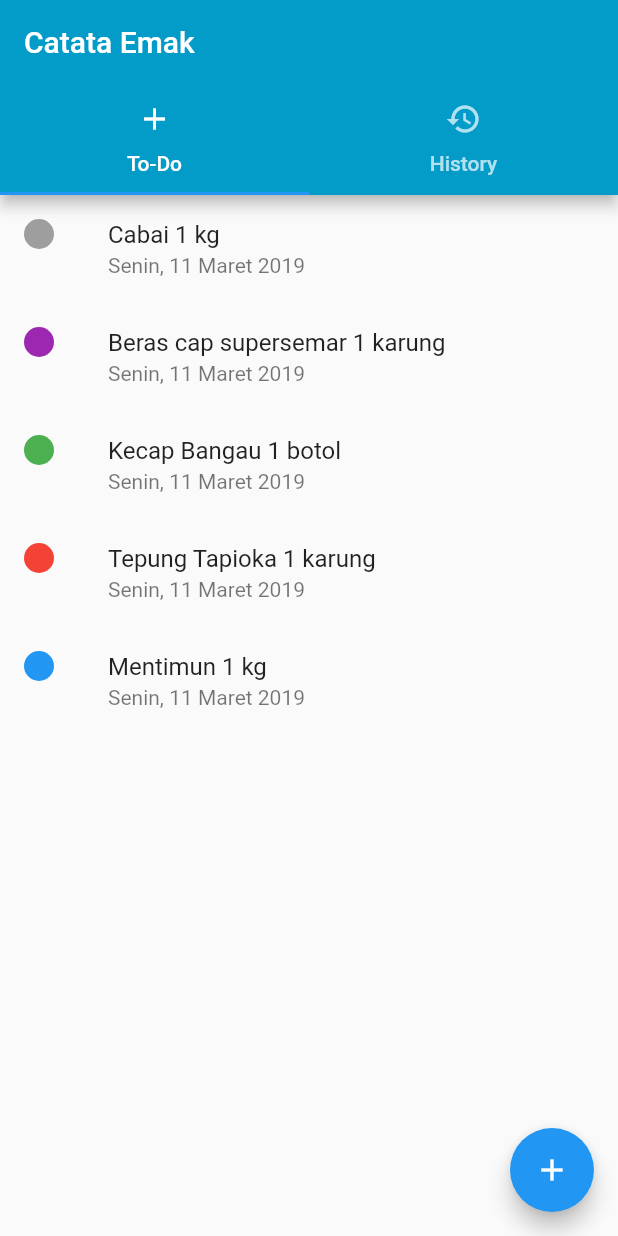
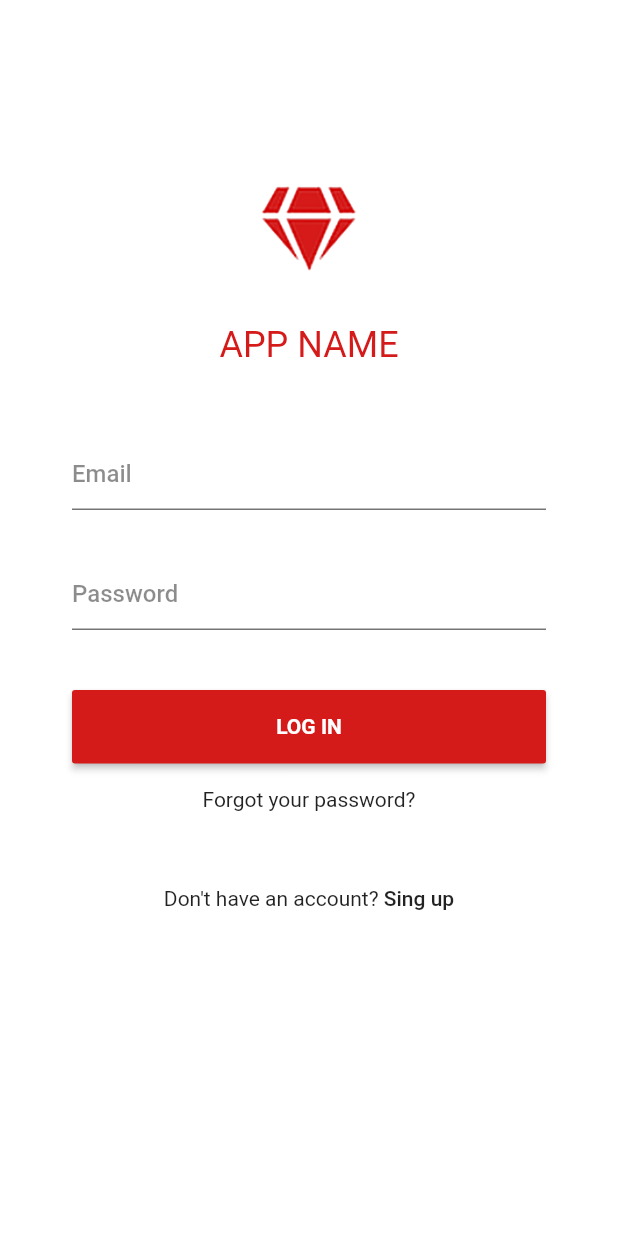
Before and after one commit to luffynas/catatan-siemak, a Flutter app: the screen it shows after launch, on a phone screen of 412 x 824 dp. Run offline on Flutter 3.47's test engine with Material 2 defaults, Android fonts, the phone set to English and light mode, and no system bars; our stand-ins replace shared_preferences, sqflite; accounts and stored records are empty.

Commit message:
add layout auth login

```diff
--- /dev/null
+++ b/lib/auth/login_screen.dart
@@ -0,0 +1,169 @@
+import 'package:flutter/material.dart';
+
+class LoginScreen extends StatefulWidget {
+  final Widget child;
+  LoginScreen({Key key, this.child}) : super(key: key);
+  _LoginScreenState createState() => _LoginScreenState();
+}
+
+class _LoginScreenState extends State<LoginScreen> {
+  TextEditingController emailController = TextEditingController();
+  TextEditingController passController = TextEditingController();
+
+  GlobalKey orWidget = GlobalKey();
+  final marginContent = 48.0;
+  final marginContentOr = 96.0;
+
+  @override
+  void initState() {
+    super.initState();
+  }
+
+  @override
+  Widget build(BuildContext context) {
+    return LayoutBuilder(
+      builder: (context, viewPort) {
+        return SingleChildScrollView(
+          child: ConstrainedBox(
+              constraints: BoxConstraints(minHeight: viewPort.maxHeight),
+              child: Container(
+                  decoration: BoxDecoration(color: Colors.white),
+                  child: SingleChildScrollView(
+                    child: loginContent(),
+                  ))),
+        );
+      },
+    );
+  }
+
+  void login() {
+    print("Press Button Login");
+  }
+
+  Widget loginContent() {
+    return Container(
+      margin: EdgeInsets.all(32),
+      padding: EdgeInsets.all(16),
+      child: Column(
+        crossAxisAlignment: CrossAxisAlignment.stretch,
+        children: <Widget>[
+          Container(
+            margin: EdgeInsets.only(top: 72, bottom: 32),
+            alignment: Alignment.center,
+            child: SizedBox(
+              child: Image.asset('assets/images/logo.png'),
+              height: 64,
+              width: 112,
+            ),
+          ),
+          Container(
+            margin: EdgeInsets.only(bottom: 32),
+            alignment: Alignment.center,
+            child: Text("APP NAME", style: TextStyle(color: Color(0xffd51a1a), fontSize: 24),),
+          ),
+          Padding(
+            padding: EdgeInsets.only(top: 16, bottom: 16),
+            child: TextFormField(
+              controller: emailController,
+              textInputAction: TextInputAction.next,
+              style: TextStyle(
+                  fontSize: 16,
+                  fontWeight: FontWeight.w500,
+                  color: Colors.black54),
+              cursorColor: Colors.white,
+              decoration: const InputDecoration(
+                  hintText: 'Email',
+                  hintStyle: TextStyle(color: Colors.black45),
+                  enabledBorder: UnderlineInputBorder(
+                      borderSide: BorderSide(
+                    color: Colors.black54,
+                    style: BorderStyle.solid,
+                  )),
+                  focusedBorder: UnderlineInputBorder(
+                      borderSide: BorderSide(
+                    color: Colors.black54,
+                    style: BorderStyle.solid,
+                  ))),
+              onSaved: (String value) {
+                print("Simpan Inputan Text : $value");
+              },
+              onFieldSubmitted: (value) {},
+            ),
+          ),
+          Padding(
+            padding: EdgeInsets.only(top: 16, bottom: 16),
+            child: TextFormField(
+              controller: passController,
+              textInputAction: TextInputAction.next,
+              style: TextStyle(
+                  fontSize: 16,
+                  fontWeight: FontWeight.w500,
+                  color: Colors.white),
+              cursorColor: Colors.white,
+              decoration: const InputDecoration(
+                  hintText: 'Password',
+                  hintStyle: TextStyle(color: Colors.black45),
+                  enabledBorder: UnderlineInputBorder(
+                      borderSide: BorderSide(
+                    color: Colors.black54,
+                    style: BorderStyle.solid,
+                  )),
+                  focusedBorder: UnderlineInputBorder(
+                      borderSide: BorderSide(
+                    color: Colors.black54,
+                    style: BorderStyle.solid,
+                  ))),
+              onSaved: (String value) {
+                print("Simpan Inputan Text : $value");
+              },
+              onFieldSubmitted: (value) {},
+            ),
+          ),
+          Container(
+            margin: EdgeInsets.only(top: 16),
+              padding: EdgeInsets.only(top: 8, bottom: 8),
+              child: SizedBox(
+                height: 49,
+                child: RaisedButton(
+                  child:
+                      Text('Log in'.toUpperCase(), style: TextStyle(color: Colors.white, fontWeight: FontWeight.bold)),
+                  color: Color(0xffd51a1a),
+                  onPressed: () {
+                    login();
+                  },
+                ),
+              )),
+          SizedBox(
+            height: 8.0,
+          ),
+          Align(
+            alignment: Alignment.center,
+            child: GestureDetector(
+              onTap: (){
+                print("Forgot your password telah di tap");
+              },
+              child: Text("Forgot your password?"),
+            )
+          ),
+          Container(
+            margin: EdgeInsets.only(top: 50),
+            alignment: Alignment.center,
+            child: Row(
+              crossAxisAlignment: CrossAxisAlignment.center,
+              mainAxisAlignment: MainAxisAlignment.center,
+              children: <Widget>[
+                Text("Don't have an account? "),
+                GestureDetector(
+                  onTap: (){
+                    print("Tap signup");
+                  },
+                  child: Text("Sing up", style: TextStyle(color: Colors.black87, fontWeight: FontWeight.w500),),
+                )
+              ],
+            ),
+          )
+        ],
+      ),
+    );
+  }
+}
--- a/lib/main.dart
+++ b/lib/main.dart
@@ -1,154 +1,37 @@
+import 'dart:async';
+import 'package:catatan_siemak/auth/login_screen.dart';
+import 'package:catatan_siemak/database.dart';
 import 'package:catatan_siemak/detail_todo.dart';
+import 'package:catatan_siemak/home/home_screen.dart';
 import 'package:catatan_siemak/model_todo.dart';
 import 'package:flutter/material.dart';
+import 'package:path/path.dart';
+import 'package:shared_preferences/shared_preferences.dart';
+import 'package:sqflite/sqflite.dart';
 
 void main() => runApp(MyApp());
 
 class MyApp extends StatelessWidget {
+
+  welcomePage(){
+    // if (spUtils.isLogin()) {
+    //   return MyHomePage();
+    // }else {
+    //   return LoginScreen();
+    // }
+    return LoginScreen();
+  }
   @override
   Widget build(BuildContext context) {
+    welcomePage();
     return MaterialApp(
+      title: 'Catatan si-emak',
       theme: ThemeData(
         primaryColor: Color(0xFF039CC9),
       ),
-      home: MyHomePage(title: 'Flutter Demo Home Page'),
+      home: Scaffold(
+        body: welcomePage(),
+      )
     );
   }
 }
-
-class MyHomePage extends StatefulWidget {
-  MyHomePage({Key key, this.title}) : super(key: key);
-  final String title;
-
-  @override
-  _MyHomePageState createState() => _MyHomePageState();
-}
-
-class _MyHomePageState extends State<MyHomePage>
-    with SingleTickerProviderStateMixin {
-  String nama = '';
-  TabController _controller;
-  List<DataTodo> listTodo = [
-    DataTodo(
-        title: "Cabai 1 kg",
-        subtitle: "Senin, 11 Maret 2019",
-        body:
-            "Lorem Ipsum is simply dummy text of the printing and typesetting industry. Lorem Ipsum has been the industry's standard dummy text ever since the 1500s, when an unknown printer took a galley of type and scrambled it to make a type specimen book. It has survived not only five centuries, but also the leap into electronic typesetting, remaining essentially unchanged. It was popularised in the 1960s with the release of Letraset sheets containing Lorem Ipsum passages, and more recently with desktop publishing software like Aldus PageMaker including versions of Lorem Ipsum.",
-        circleIcon: circle(Colors.grey)),
-    DataTodo(
-        title: "Beras cap supersemar 1 karung",
-        subtitle: "Senin, 11 Maret 2019",
-        body:
-            "Lorem Ipsum is simply dummy text of the printing and typesetting industry. Lorem Ipsum has been the industry's standard dummy text ever since the 1500s, when an unknown printer took a galley of type and scrambled it to make a type specimen book. It has survived not only five centuries, but also the leap into electronic typesetting, remaining essentially unchanged. It was popularised in the 1960s with the release of Letraset sheets containing Lorem Ipsum passages, and more recently with desktop publishing software like Aldus PageMaker including versions of Lorem Ipsum.",
-        circleIcon: circle(Colors.purple)),
-    DataTodo(
-        title: "Kecap Bangau 1 botol",
-        subtitle: "Senin, 11 Maret 2019",
-        body:
-            "Lorem Ipsum is simply dummy text of the printing and typesetting industry. Lorem Ipsum has been the industry's standard dummy text ever since the 1500s, when an unknown printer took a galley of type and scrambled it to make a type specimen book. It has survived not only five centuries, but also the leap into electronic typesetting, remaining essentially unchanged. It was popularised in the 1960s with the release of Letraset sheets containing Lorem Ipsum passages, and more recently with desktop publishing software like Aldus PageMaker including versions of Lorem Ipsum.",
-        circleIcon: circle(Colors.green)),
-    DataTodo(
-        title: "Tepung Tapioka 1 karung",
-        subtitle: "Senin, 11 Maret 2019",
-        body:
-            "Lorem Ipsum is simply dummy text of the printing and typesetting industry. Lorem Ipsum has been the industry's standard dummy text ever since the 1500s, when an unknown printer took a galley of type and scrambled it to make a type specimen book. It has survived not only five centuries, but also the leap into electronic typesetting, remaining essentially unchanged. It was popularised in the 1960s with the release of Letraset sheets containing Lorem Ipsum passages, and more recently with desktop publishing software like Aldus PageMaker including versions of Lorem Ipsum.",
-        circleIcon: circle(Colors.red)),
-    DataTodo(
-        title: "Mentimun 1 kg",
-        subtitle: "Senin, 11 Maret 2019",
-        body:
-            "Lorem Ipsum is simply dummy text of the printing and typesetting industry. Lorem Ipsum has been the industry's standard dummy text ever since the 1500s, when an unknown printer took a galley of type and scrambled it to make a type specimen book. It has survived not only five centuries, but also the leap into electronic typesetting, remaining essentially unchanged. It was popularised in the 1960s with the release of Letraset sheets containing Lorem Ipsum passages, and more recently with desktop publishing software like Aldus PageMaker including versions of Lorem Ipsum.",
-        circleIcon: circle(Colors.blue)),
-  ];
-
-  List<DataTodo> listTodoHistory = [];
-
-  static Widget circle(warna) {
-    return Container(
-      width: 20,
-      height: 20,
-      decoration:
-          BoxDecoration(borderRadius: BorderRadius.circular(100), color: warna),
-    );
-  }
-
-  @override
-  void initState() {
-    super.initState();
-    _controller = TabController(vsync: this, length: 2);
-  }
-
-  @override
-  void dispose() {
-    super.dispose();
-  }
-
-  @override
-  Widget build(BuildContext context) {
-    return Scaffold(
-      appBar: AppBar(
-        title: Text("Catata Emak"),
-        bottom: TabBar(
-          controller: _controller,
-          tabs: <Widget>[
-            Tab(
-              text: "To-Do",
-              icon: Icon(Icons.add),
-            ),
-            Tab(
-              text: "History",
-              icon: Icon(Icons.history),
-            )
-          ],
-        ),
-      ),
-      body: TabBarView(
-        controller: _controller,
-        children: <Widget>[
-          Container(
-              child: ListView.builder(
-            itemCount: listTodo.length,
-            itemBuilder: (context, posisi) {
-              return ListTile(
-                leading: listTodo.elementAt(posisi).circleIcon,
-                title: Text(nama == '' ? listTodo.elementAt(posisi).title : nama),
-                subtitle: Text(listTodo.elementAt(posisi).subtitle),
-                onTap: () {
-                  setState(() {
-                    listTodoHistory.add(listTodo.elementAt(posisi));
-                    nama = 'nama saya';
-                  });
-                },
-              );
-            },
-          )),
-
-          //Halaman History
-          Container(
-              child: ListView.builder(
-            itemCount: listTodoHistory.length,
-            itemBuilder: (context, posisi) {
-              var data = listTodoHistory.elementAt(posisi);
-              return ListTile(
-                leading: data.circleIcon,
-                title: Text(nama == '' ? data.title : nama),
-                subtitle: Text(data.subtitle),
-                onTap: () {
-                  setState(() {
-                    nama = 'nama saya';
-                  });
-                },
-              );
-            },
-          )),
-        ],
-      ),
-      floatingActionButton: FloatingActionButton(
-        onPressed: () {
-          print("floatingActionButton was clicked");
-        },
-        child: Icon(Icons.add),
-      ),
-    );
-  }
-}
--- a/pubspec.yaml
+++ b/pubspec.yaml
@@ -19,6 +19,8 @@ environment:
 dependencies:
   flutter:
     sdk: flutter
+  shared_preferences: ^0.5.1+2
+  sqflite: ^1.1.3
 
   # The following adds the Cupertino Icons font to your application.
   # Use with the CupertinoIcons class for iOS style icons.
@@ -45,6 +47,10 @@ flutter:
   #  - images/a_dot_burr.jpeg
   #  - images/a_dot_ham.jpeg
 
+  assets:
+   - assets/images/
+   - assets/images/logo.png
+
   # An image asset can refer to one or more resolution-specific "variants", see
   # https://flutter.io/assets-and-images/#resolution-aware.
 
```
Also changed, not shown: lib/database.dart (added, +35 -0 lines), lib/home/home_screen.dart (added, +244 -0 lines), assets/images/logo.png (added), lib/auth/forgot_screen.dart (added), lib/auth/register_screen.dart (added), lib/auth/verify_screen.dart (added), pubspec.lock, 3 other files.
